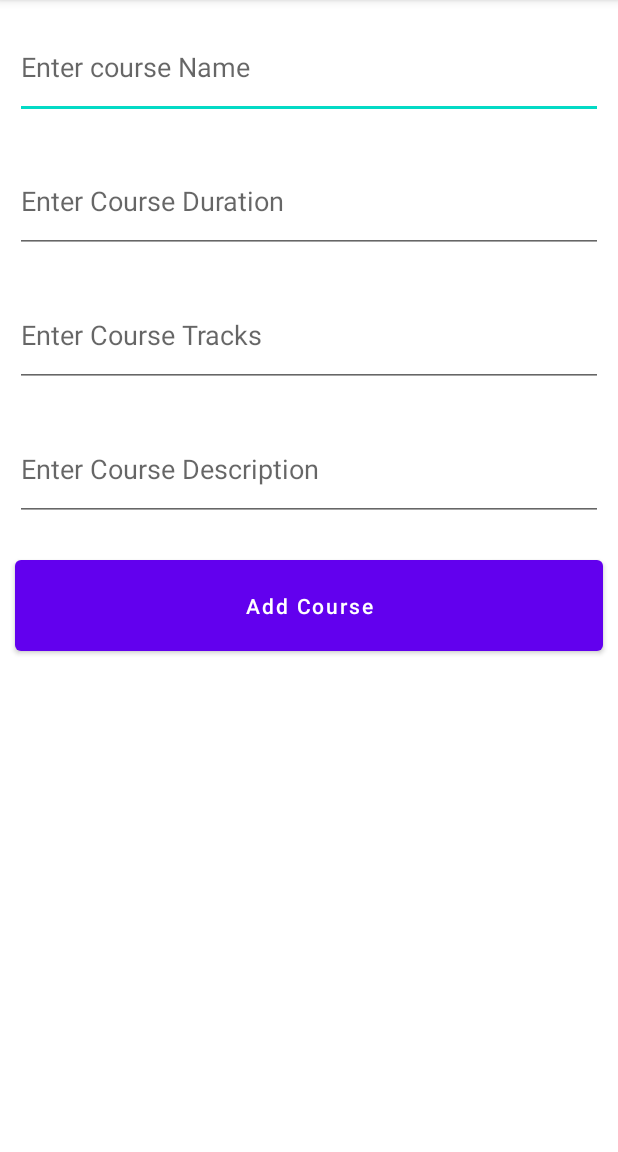
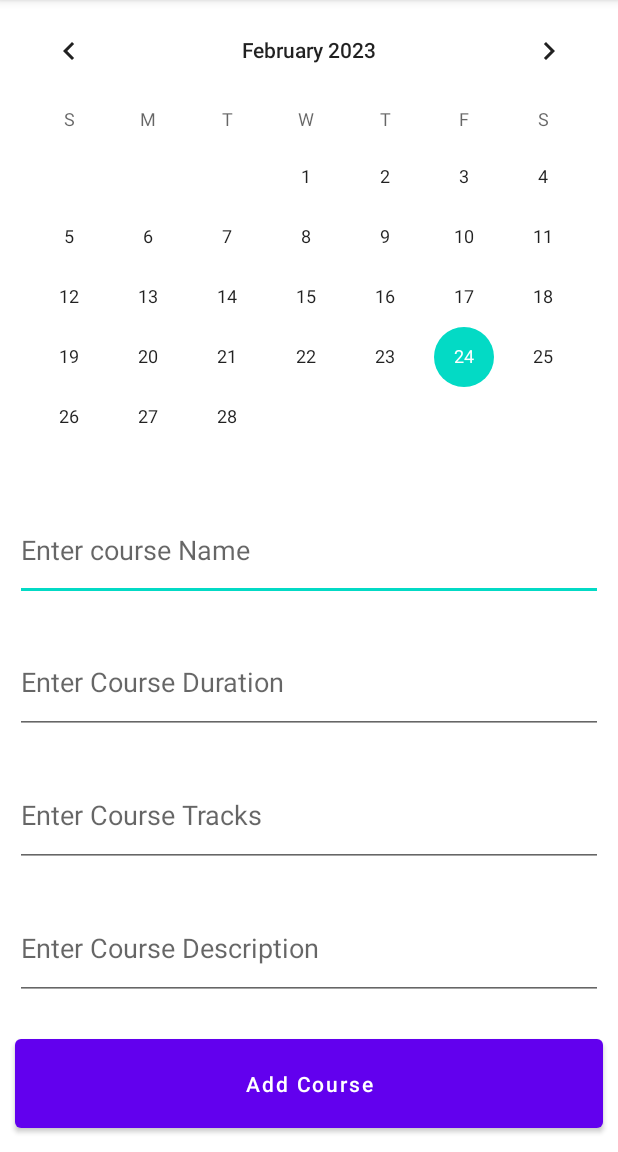
Before and after one commit to Aravindkothamasu/Android-SampleApp, an Android app: the DatabaseActivity screen opened directly, with no data from a screen before it, on a phone screen of 412 x 824 dp, the part 84-1236 px from its top. Run offline under Robolectric (Android 15) with nearby library versions, the phone set to English and light mode, and no system bars; our stand-ins replace navigation-ui; Roboto replaces fonts that are not available here.

Commit message:
Created Calender in layout.xml file, paiga enka challa vunnai

```diff
--- a/app/src/main/java/com/example/sampletestapp/DBHandler.java
+++ b/app/src/main/java/com/example/sampletestapp/DBHandler.java
@@ -54,11 +54,11 @@ public class DBHandler extends SQLiteOpenHelper {
     }
 
     // this method is use to add new course to our sqlite database.
-    public void addNewCourse(String courseName, String courseDuration, String courseDescription, String courseTracks) {
+    public void addNewCourse(String courseName, String courseDuration, String courseDescription, String courseTracks, long selectedDate) {
         // on below line we are creating a variable for
         // our sqlite database and calling writable method
         // as we are writing data in our database.
-        Log.e( "DBHAND", "addNewCource Called");
+        Log.e( "DBHAND", "addNewCource Called "+selectedDate);
         SQLiteDatabase db = this.getWritableDatabase();
         // on below line we are creating a
         // variable for content values.
--- a/app/src/main/java/com/example/sampletestapp/DatabaseActivity.java
+++ b/app/src/main/java/com/example/sampletestapp/DatabaseActivity.java
@@ -5,6 +5,7 @@ import android.os.Bundle;
 import android.util.Log;
 import android.view.View;
 import android.widget.Button;
+import android.widget.CalendarView;
 import android.widget.EditText;
 import android.widget.Toast;
 
@@ -13,6 +14,8 @@ public class DatabaseActivity extends AppCompatActivity {
     private EditText courseNameEdt, courseTracksEdt, courseDurationEdt, courseDescriptionEdt;
     private Button addCourseBtn;
     private DBHandler dbHandler;
+    private CalendarView calendarDate;
+    private int Year, Month, DayOfMonth;
 
     @Override
     protected void onCreate(Bundle savedInstanceState) {
@@ -22,17 +25,29 @@ public class DatabaseActivity extends AppCompatActivity {
         Log.e( getString(R.string.DB), "OnCreate Called");
 
         // initializing all our variables.
-        courseNameEdt = findViewById(R.id.idEdtCoureName);
-        courseTracksEdt = findViewById(R.id.idEdtCourseTracks);
-        courseDurationEdt = findViewById(R.id.idEdtCourseDuration);
+        courseNameEdt        = findViewById(R.id.idEdtCoureName);
+        courseTracksEdt      = findViewById(R.id.idEdtCourseTracks);
+        courseDurationEdt    = findViewById(R.id.idEdtCourseDuration);
         courseDescriptionEdt = findViewById(R.id.idEdtCourseDescription);
-        addCourseBtn = findViewById(R.id.idBtnAddCourse);
+        addCourseBtn         = findViewById(R.id.idBtnAddCourse);
+        calendarDate         = findViewById(R.id.idCalendarDate);
 
         // creating a new dbhandler class
         // and passing our context to it.
         dbHandler = new DBHandler(DatabaseActivity.this);
         Log.e( getString(R.string.DB), "After new DBHandler Called");
 
+        calendarDate.setOnDateChangeListener( new CalendarView.OnDateChangeListener() {
+            @Override
+            public void onSelectedDayChange(CalendarView view, int year, int month, int dayOfMonth) {
+                // display the selected date by using a toast
+                Toast.makeText(getApplicationContext(), dayOfMonth + "/" + month + 1 + "/" + year, Toast.LENGTH_LONG).show();
+                Log.e(getString(R.string.DB), dayOfMonth + "/" + month + 1 + "/" + year);
+                Year  = year;
+                Month = month+1;
+                DayOfMonth = dayOfMonth;
+            }
+        });
         // below line is to add on click listener for our add course button.
         addCourseBtn.setOnClickListener(new View.OnClickListener() {
             @Override
@@ -51,13 +66,16 @@ public class DatabaseActivity extends AppCompatActivity {
 
                 // on below line we are calling a method to add new
                 // course to sqlite data and pass all our values to it.
-                dbHandler.addNewCourse(courseName, courseDuration, courseDescription, courseTracks);
+                Log.e(getString(R.string.DB), DayOfMonth + "/" + Month + "/" + Year);
+                dbHandler.addNewCourse(courseName, courseDuration, courseDescription, courseTracks, 20);
                 // after adding the data we are displaying a toast message.
                 Toast.makeText(DatabaseActivity.this, "Course has been added.", Toast.LENGTH_SHORT).show();
                 courseNameEdt.setText("");
                 courseDurationEdt.setText("");
                 courseTracksEdt.setText("");
                 courseDescriptionEdt.setText("");
+                DayOfMonth = Month = Year = 0;
+                calendarDate.setDate(calendarDate.getDate());
             }
         });
     }
--- a/app/src/main/res/layout/activity_database.xml
+++ b/app/src/main/res/layout/activity_database.xml
@@ -3,10 +3,16 @@
     xmlns:android="http://schemas.android.com/apk/res/android"
     xmlns:tools="http://schemas.android.com/tools"
     android:layout_width="match_parent"
-    android:layout_height="450dp"
-    android:weightSum="5"
+    android:layout_height="match_parent"
+    android:weightSum="6"
     android:orientation="vertical"
     tools:context=".DatabaseActivity">
+
+    <CalendarView
+        android:layout_width="match_parent"
+        android:layout_height="300dp"
+        android:id="@+id/idCalendarDate"
+        android:layout_weight="1" />
 
     <!--Edit text to enter course name-->
     <EditText
```
